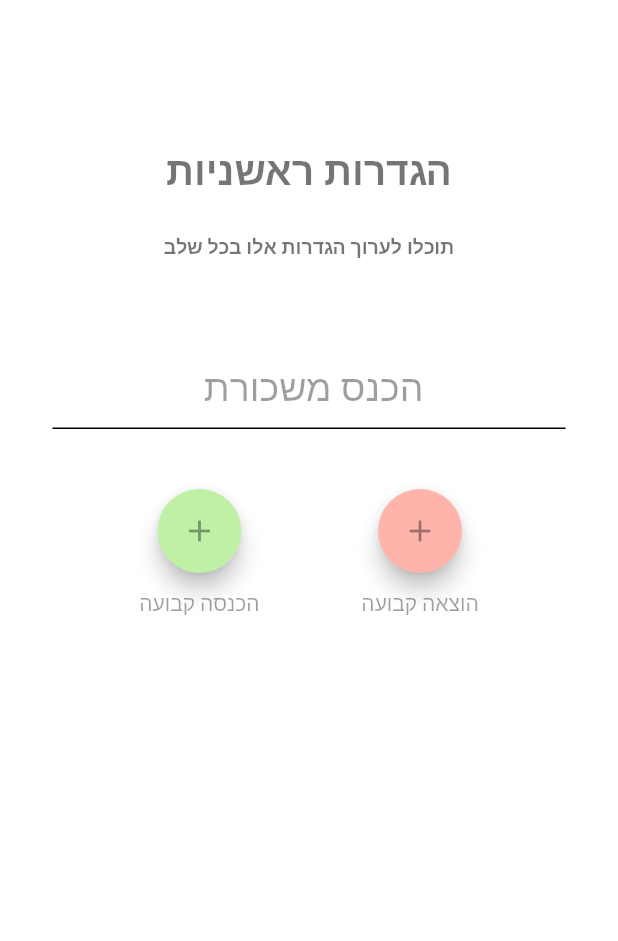
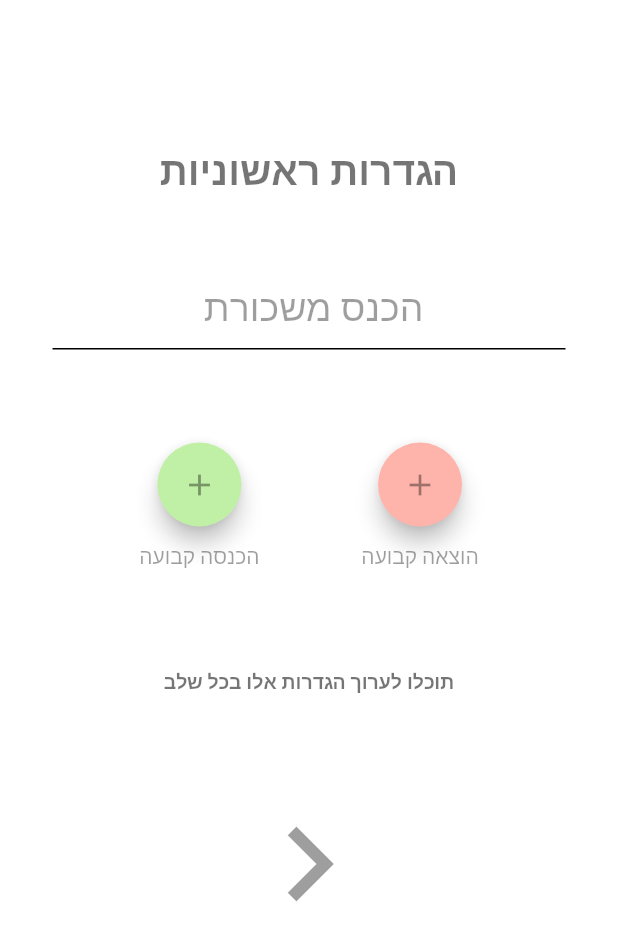
Before and after one commit to itzhadi/track_my_expenses, a Flutter app: the Setup screen opened directly, on a phone screen of 412 x 824 dp. Shown: the top 941 px of the screen. Run offline on Flutter 3.47's test engine with Material 2 defaults, Android fonts, the phone set to English and light mode, and no system bars; our stand-ins replace after_layout, convex_bottom_bar, device_preview, google_fonts, shared_preferences; accounts and stored records are empty.

Commit message:
update setup screen

```diff
--- a/lib/components/income_outcome_flt_btn.dart
+++ b/lib/components/income_outcome_flt_btn.dart
@@ -1,14 +1,16 @@
 import 'package:flutter/material.dart';
 
 class InOutFltBtn extends StatelessWidget {
-  InOutFltBtn({this.color, this.function});
+  InOutFltBtn({this.color, this.heroTag, this.function});
 
   final Color? color;
   final VoidCallback? function;
+  final String? heroTag;
 
   @override
   Widget build(BuildContext context) {
     return FloatingActionButton(
+        heroTag: heroTag,
         backgroundColor: color,
         child: Icon(Icons.add, color: Colors.black38),
         onPressed: function);
--- a/lib/main.dart
+++ b/lib/main.dart
@@ -3,6 +3,8 @@ import 'package:flutter/foundation.dart';
 import 'package:flutter/material.dart';
 import 'package:flutter_localizations/flutter_localizations.dart';
 import 'package:track_my_expenses/screens/home_screen.dart';
+
+import 'components/splash.dart';
 
 void main() => runApp(
     DevicePreview(enabled: !kReleaseMode, builder: (context) => MyApp()));
@@ -28,8 +30,7 @@ class MyApp extends StatelessWidget {
           appBarTheme: AppBarTheme(
             color: Colors.blueGrey,
           )),
-      home:
-          Directionality(textDirection: TextDirection.rtl, child: HomeScreen()),
+      home: Directionality(textDirection: TextDirection.rtl, child: Splash()),
     );
   }
 }
--- a/lib/screens/home_screen.dart
+++ b/lib/screens/home_screen.dart
@@ -17,7 +17,7 @@ class HomeScreen extends StatefulWidget {
 
 class _HomeScreenState extends State<HomeScreen> {
   int selectedPage = 0;
-  final _pageNo = [Expenses(), AddExpense(), History(), Setup()];
+  final _pageNo = [AddExpense(), Expenses(), History()];
 
   @override
   Widget build(BuildContext context) {
@@ -35,10 +35,9 @@ class _HomeScreenState extends State<HomeScreen> {
         backgroundColor: Colors.white60,
         initialActiveIndex: 1,
         items: [
+          TabItem(icon: Icons.add, title: 'הוסף הוצאה'),
           TabItem(icon: Icons.home),
-          TabItem(icon: Icons.add, title: 'הוסף הוצאה'),
           TabItem(icon: Icons.history_edu, title: 'היסטוריה'),
-          TabItem(icon: Icons.history_edu, title: 'הגדרות'),
         ],
         onTap: (int i) {
           setState(
--- a/lib/screens/setup_screen.dart
+++ b/lib/screens/setup_screen.dart
@@ -1,14 +1,17 @@
 import 'package:flutter/material.dart';
 import 'package:flutter/services.dart';
+import 'package:track_my_expenses/screens/add_permanent_item_screen.dart';
 import 'package:track_my_expenses/utils/constants.dart';
 
 import '../components/income_outcome_flt_btn.dart';
+import 'home_screen.dart';
 
 class Setup extends StatelessWidget {
   @override
   Widget build(BuildContext context) {
     return Scaffold(
-      body: SingleChildScrollView(
+      body: SafeArea(
+        child: SingleChildScrollView(
           child: Center(
             child: Padding(
               padding: const EdgeInsets.all(35),
@@ -19,28 +22,19 @@ class Setup extends StatelessWidget {
                   Padding(
                     padding: const EdgeInsets.only(top: 60.0),
                     child: Text(
-                    "הגדרות ראשניות",
+                      "הגדרות ראשוניות",
                       style: kText,
                       textAlign: TextAlign.center,
                     ),
                   ),
-                SizedBox.fromSize(size: Size.fromHeight(25.0)),
-                Text(
-                  "תוכלו לערוך הגדרות אלו בכל שלב ",
-                  style: kTextSetUp,
-                  textAlign: TextAlign.center,
-                ),
-                SizedBox.fromSize(size: Size.fromHeight(55.0)),
+                  SizedBox.fromSize(size: Size.fromHeight(45.0)),
                   TextField(
+                    maxLength: 6321654,
                     style: TextStyle(color: Colors.black38, fontSize: 25),
                     textAlign: TextAlign.center,
                     decoration: InputDecoration(
                       enabledBorder: UnderlineInputBorder(),
                       hintText: " הכנס משכורת",
-                    // label: Text("משכורת",
-                    //     style: TextStyle(
-                    //       color: Colors.black38,
-                    //     )),
                       hintStyle: TextStyle(color: Colors.black38),
                     ),
                     keyboardType: TextInputType.number,
@@ -54,7 +48,14 @@ class Setup extends StatelessWidget {
                     children: [
                       Column(
                         children: [
-                        InOutFltBtn(color: Color(0xFFC0F0A5), function: () {}),
+                          // InOutFltBtn(
+                          //     color: Color(0xFFC0F0A5),
+                          //     heroTag: 'incomeBtn',
+                          //     function: () {}),
+                          AddPerItemFrame(
+                              color: Color(0xFFC0F0A5),
+                              heroTag: 'incomeBtn',
+                              descBtn: 'הוסף הכנסה קבועה'),
                           Padding(
                             padding: const EdgeInsets.all(10.0),
                             child: Text(
@@ -66,7 +67,10 @@ class Setup extends StatelessWidget {
                       ),
                       Column(
                         children: [
-                        InOutFltBtn(color: Color(0XFFFFB4AB), function: () {}),
+                          AddPerItemFrame(
+                              color: Color(0XFFFFB4AB),
+                              heroTag: 'outcomeBtn',
+                              descBtn: 'הוסף הוצאה קבועה'),
                           Padding(
                             padding: const EdgeInsets.all(10.0),
                             child: Text("הוצאה קבועה",
@@ -75,8 +79,27 @@ class Setup extends StatelessWidget {
                         ],
                       ),
                     ],
+                  ),
+                  SizedBox.fromSize(size: Size.fromHeight(55.0)),
+                  Text(
+                    "תוכלו לערוך הגדרות אלו בכל שלב",
+                    style: kTextSetUp_13,
+                    textAlign: TextAlign.center,
+                  ),
+                  SizedBox.fromSize(
+                    size: Size.fromHeight(55),
+                  ),
+                  IconButton(
+                    iconSize: 100,
+                    onPressed: () {
+                      Navigator.of(context).pushReplacement(MaterialPageRoute(
+                          builder: (context) => HomeScreen()));
+                    },
+                    icon: Icon(Icons.navigate_next),
+                    color: Colors.black38,
                   )
                 ],
+              ),
             ),
           ),
         ),
@@ -84,3 +107,30 @@ class Setup extends StatelessWidget {
     );
   }
 }
+
+class AddPerItemFrame extends StatelessWidget {
+  const AddPerItemFrame({this.color, this.heroTag, this.descBtn});
+
+  final Color? color;
+  final String? heroTag;
+  final String? descBtn;
+  @override
+  Widget build(BuildContext context) {
+    return InOutFltBtn(
+        color: color,
+        heroTag: heroTag,
+        function: () => {
+              showModalBottomSheet(
+                context: context,
+                isScrollControlled: true,
+                builder: (context) => SingleChildScrollView(
+                  child: Container(
+                    padding: EdgeInsets.only(
+                        bottom: MediaQuery.of(context).viewInsets.bottom),
+                    child: AddIPerItemScreen(color: color, descBtn: descBtn),
+                  ),
+                ),
+              )
+            });
+  }
+}
--- a/lib/utils/constants.dart
+++ b/lib/utils/constants.dart
@@ -7,7 +7,13 @@ const kText = TextStyle(
     color: Colors.black54,
     fontWeight: FontWeight.bold);
 
-const kTextSetUp = TextStyle(
+const kTextSetUp_16 = TextStyle(
+    fontFamily: 'Caprasimo',
+    fontSize: 16,
+    color: Colors.black54,
+    fontWeight: FontWeight.bold);
+
+const kTextSetUp_13 = TextStyle(
     fontFamily: 'Caprasimo',
     fontSize: 13,
     color: Colors.black54,
--- a/pubspec.yaml
+++ b/pubspec.yaml
@@ -41,6 +41,10 @@ dependencies:
   device_preview: ^1.1.0
   convex_bottom_bar: ^3.2.0
   google_fonts: ^5.1.0
+  shared_preferences: ^2.2.0
+  after_layout: ^1.2.0
+  line_icons: ^2.0.3
+  flutter_animated_icons: ^1.0.1
 
 dev_dependencies:
   flutter_test:
```
Also changed, not shown: lib/components/splash.dart (added, +38 -0 lines), lib/screens/add_permanent_item_screen.dart (added, +79 -0 lines), pubspec.lock. Lines whose indentation alone changed are shown as unchanged.
